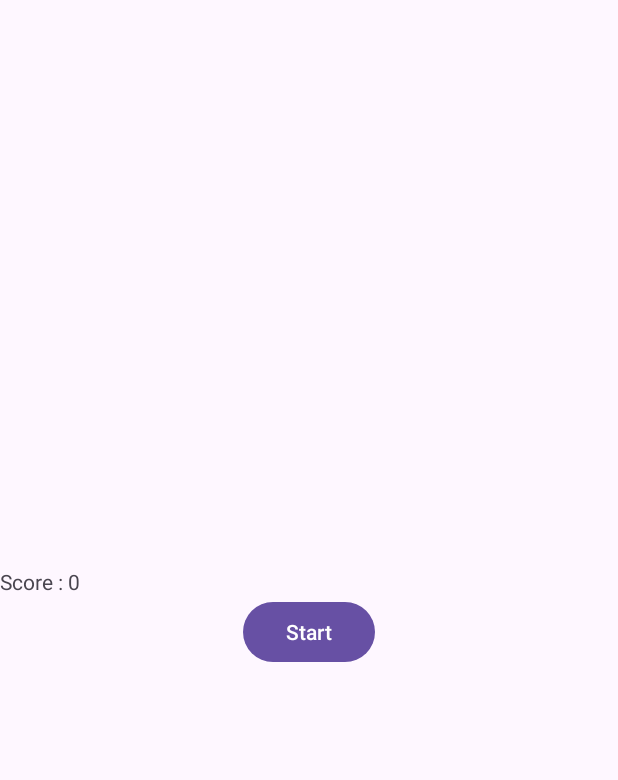
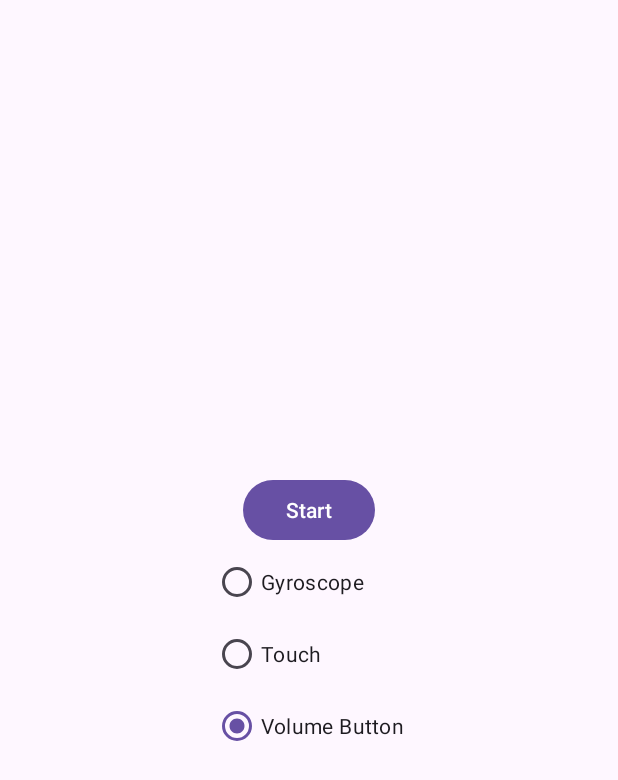
Before and after one commit to HaobinAlturoChenLiu/EECS4443PROJECT, an Android app: the layout activity_main.xml on its own in the app's theme, with its tools: preview values and no code run, on a phone screen of 412 x 824 dp. Shown: the top 780 px of the screen. Run offline under Robolectric (Android 15) with nearby library versions, the phone set to English and light mode, and no system bars.

Commit message:
Added radio buttons and some cleanup

```diff
--- a/app/src/main/AndroidManifest.xml
+++ b/app/src/main/AndroidManifest.xml
@@ -16,7 +16,8 @@
         tools:targetApi="31" >
         <activity
             android:name=".MainActivity"
-            android:exported="true" >
+            android:exported="true"
+            android:screenOrientation="landscape" >
             <intent-filter>
                 <action android:name="android.intent.action.MAIN" />
 
--- a/app/src/main/java/com/example/carsteering4/GameActivity.kt
+++ /dev/null
@@ -1,6 +0,0 @@
-package com.example.carsteering4
-
-interface GameActivity {
-    fun closeGame(mScore:Int)
-
-}
--- /dev/null
+++ b/app/src/main/java/com/example/carsteering4/GameOverListener.kt
@@ -0,0 +1,5 @@
+package com.example.carsteering4
+
+interface GameOverListener {
+    fun onGameOver()
+}
--- a/app/src/main/res/layout/activity_main.xml
+++ b/app/src/main/res/layout/activity_main.xml
@@ -14,13 +14,52 @@
         android:id="@+id/score"
         android:layout_width="match_parent"
         android:layout_height="wrap_content"
-        android:text="Score : 0" />
+        android:text="Score : 0"
+        android:visibility="gone"
+        />
 
     <Button
-        android:id="@+id/StartBtn"
+        android:id="@+id/startBtn"
         android:layout_width="wrap_content"
         android:layout_height="wrap_content"
         android:text="Start" />
 
+    <!-- RadioGroup for choice -->
+    <RadioGroup
+        android:id="@+id/choiceRadioGroup"
+        android:layout_width="wrap_content"
+        android:layout_height="wrap_content"
+        android:orientation="vertical"
+        android:gravity="start|center_vertical">
+
+        <!-- RadioButton for Gyroscope -->
+        <RadioButton
+            android:id="@+id/gyroscopeRadioButton"
+            android:layout_width="wrap_content"
+            android:layout_height="wrap_content"
+            android:text="Gyroscope" />
+
+        <!-- RadioButton for Touch -->
+        <RadioButton
+            android:id="@+id/touchRadioButton"
+            android:layout_width="wrap_content"
+            android:layout_height="wrap_content"
+            android:text="Touch" />
+
+        <!-- RadioButton for Volume Button -->
+        <RadioButton
+            android:id="@+id/volumeButtonRadioButton"
+            android:layout_width="wrap_content"
+            android:layout_height="wrap_content"
+            android:text="Volume Button"
+            android:checked="true"/>
+    </RadioGroup>
+
+    <Button
+        android:id="@+id/restartBtn"
+        android:layout_width="wrap_content"
+        android:layout_height="wrap_content"
+        android:text="Restart"
+        android:visibility="gone" />
 
 </LinearLayout>
--- a/app/src/main/res/values/ids.xml
+++ /dev/null
@@ -1,6 +0,0 @@
-<?xml version="1.0" encoding="utf-8"?>
-<resources>
-    <item name="StartBtn" type="id" />
-    <item name="rootLayout" type="id" />
-    <item name="score" type="id" />
-</resources>
```
Also changed, not shown: app/src/main/java/com/example/carsteering4/GameView.kt (+145 -86 lines), app/src/main/java/com/example/carsteering4/MainActivity.kt (+74 -15 lines).
